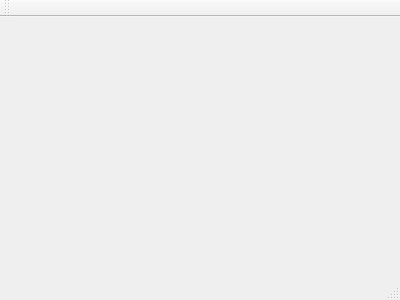
Old version of the form mainwindow.ui in the repository DenArzik/TestTask-3-Sql--qt-.
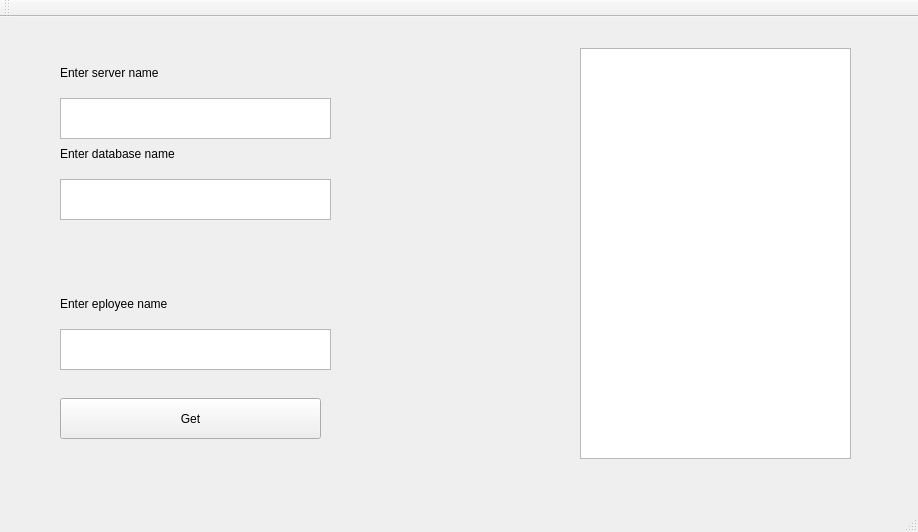
New version of the form.

Patch:
```diff
--- a/mainwindow.ui
+++ b/mainwindow.ui
@@ -1,24 +1,132 @@
 <ui version="4.0">
  <class>MainWindow</class>
- <widget class="QMainWindow" name="MainWindow" >
-  <property name="geometry" >
+ <widget class="QMainWindow" name="MainWindow">
+  <property name="geometry">
    <rect>
     <x>0</x>
     <y>0</y>
-    <width>400</width>
-    <height>300</height>
+    <width>918</width>
+    <height>532</height>
    </rect>
   </property>
   <property name="windowTitle" >
    <string>MainWindow</string>
   </property>
-  <widget class="QMenuBar" name="menuBar" />
-  <widget class="QToolBar" name="mainToolBar" />
-  <widget class="QWidget" name="centralWidget" />
-  <widget class="QStatusBar" name="statusBar" />
+  <widget class="QWidget" name="centralWidget">
+   <widget class="QTextEdit" name="l_dbName">
+    <property name="geometry">
+     <rect>
+      <x>60</x>
+      <y>162</y>
+      <width>271</width>
+      <height>41</height>
+     </rect>
+    </property>
+   </widget>
+   <widget class="QListWidget" name="list">
+    <property name="geometry">
+     <rect>
+      <x>580</x>
+      <y>31</y>
+      <width>271</width>
+      <height>411</height>
+     </rect>
+    </property>
+   </widget>
+   <widget class="QLabel" name="label2">
+    <property name="geometry">
+     <rect>
+      <x>60</x>
+      <y>121</y>
+      <width>261</width>
+      <height>31</height>
+     </rect>
+    </property>
+    <property name="text">
+     <string>Enter database name</string>
+    </property>
+   </widget>
+   <widget class="QLabel" name="label3">
+    <property name="geometry">
+     <rect>
+      <x>60</x>
+      <y>271</y>
+      <width>261</width>
+      <height>31</height>
+     </rect>
+    </property>
+    <property name="text">
+     <string>Enter eployee name</string>
+    </property>
+   </widget>
+   <widget class="QTextEdit" name="l_employee">
+    <property name="geometry">
+     <rect>
+      <x>60</x>
+      <y>312</y>
+      <width>271</width>
+      <height>41</height>
+     </rect>
+    </property>
+   </widget>
+   <widget class="QPushButton" name="pushButton">
+    <property name="geometry">
+     <rect>
+      <x>60</x>
+      <y>381</y>
+      <width>261</width>
+      <height>41</height>
+     </rect>
+    </property>
+    <property name="text">
+     <string>Get</string>
+    </property>
+   </widget>
+   <widget class="QLabel" name="label1">
+    <property name="geometry">
+     <rect>
+      <x>60</x>
+      <y>40</y>
+      <width>261</width>
+      <height>31</height>
+     </rect>
+    </property>
+    <property name="text">
+     <string>Enter server name</string>
+    </property>
+   </widget>
+   <widget class="QTextEdit" name="l_servName">
+    <property name="geometry">
+     <rect>
+      <x>60</x>
+      <y>81</y>
+      <width>271</width>
+      <height>41</height>
+     </rect>
+    </property>
+   </widget>
+  </widget>
+  <widget class="QMenuBar" name="menuBar">
+   <property name="geometry">
+    <rect>
+     <x>0</x>
+     <y>0</y>
+     <width>918</width>
+     <height>26</height>
+    </rect>
+   </property>
+  </widget>
+  <widget class="QToolBar" name="mainToolBar">
+   <attribute name="toolBarArea">
+    <enum>TopToolBarArea</enum>
+   </attribute>
+   <attribute name="toolBarBreak">
+    <bool>false</bool>
+   </attribute>
+  </widget>
+  <widget class="QStatusBar" name="statusBar"/>
  </widget>
- <layoutDefault spacing="6" margin="11" />
- <pixmapfunction></pixmapfunction>
+ <layoutdefault spacing="6" margin="11"/>
  <resources/>
  <connections/>
 </ui>
```
Left out of the diff: 3 changed lines with no effect on the pictures.
